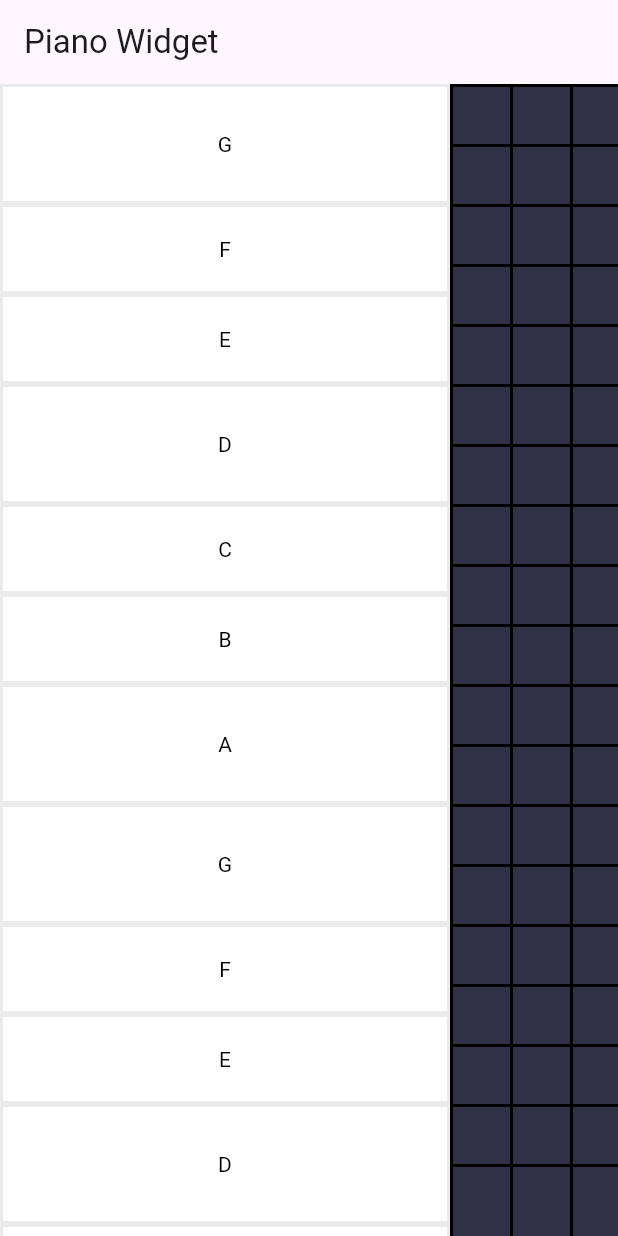
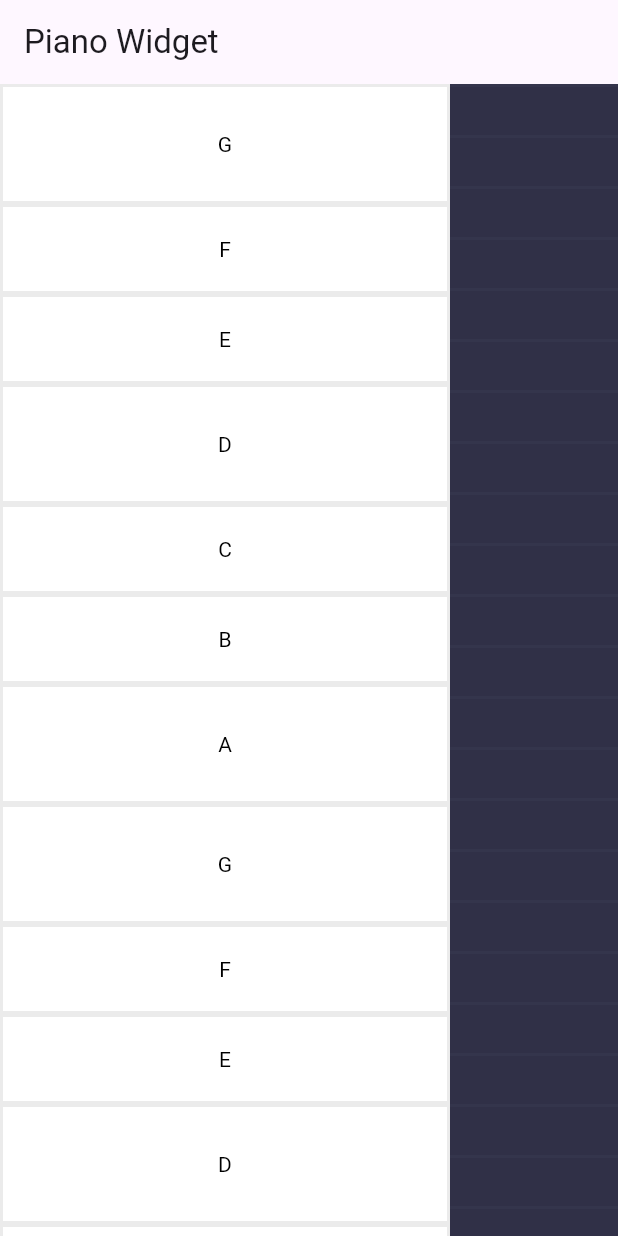
Before and after one commit to cc23319/MAISound_Flutter_App, a Flutter app: the screen it shows after launch, on a phone screen of 412 x 824 dp. Run offline on Flutter 3.47's test engine with Material 3 defaults, Android fonts, the phone set to English and light mode, and no system bars; our stand-ins replace font_awesome_flutter, google_fonts; missing offline and left inert: flutterflow_ui.

Commit message:
Grid adicionada

```diff
--- a/lib/track_page.dart
+++ b/lib/track_page.dart
@@ -2,8 +2,8 @@ import 'package:flutter/material.dart';
 
 // Representa a Track
 class TrackWidget extends StatelessWidget {
-  final Color color = const Color.fromARGB(255, 0, 0, 0);
-  final double space = 40;
+  final Color color = const Color.fromARGB(57, 68, 70, 94);
+  final double space = 34;
 
   const TrackWidget({
     Key? key,
@@ -27,10 +27,10 @@ class TrackWidget extends StatelessWidget {
 
         return Stack(
           children: <Widget>[
-            ...List.generate(
-              (width / adjustedSpace).round(),
-              (index) => Positioned(left: index * adjustedSpace, child: h),
-            ),
+            // ...List.generate(
+            //   (width / adjustedSpace).round(),
+            //   (index) => Positioned(left: index * adjustedSpace, child: h),
+            // ),
             ...List.generate(
               (height / adjustedSpace).round(),
               (index) => Positioned(top: index * adjustedSpace, child: v),
```
